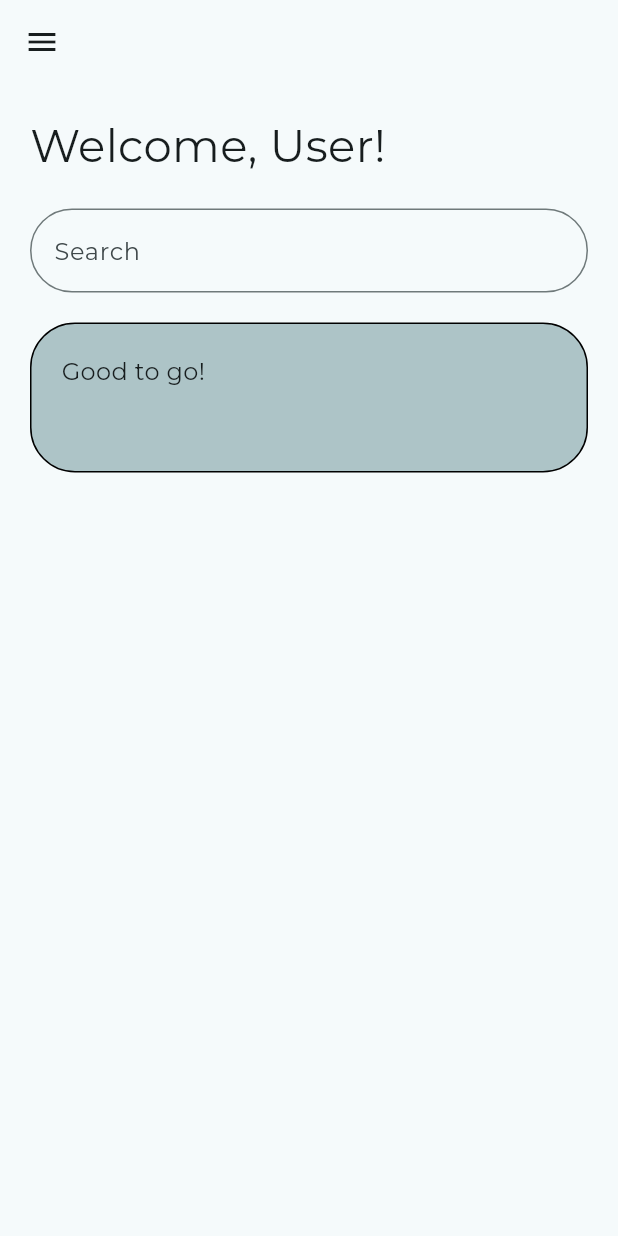
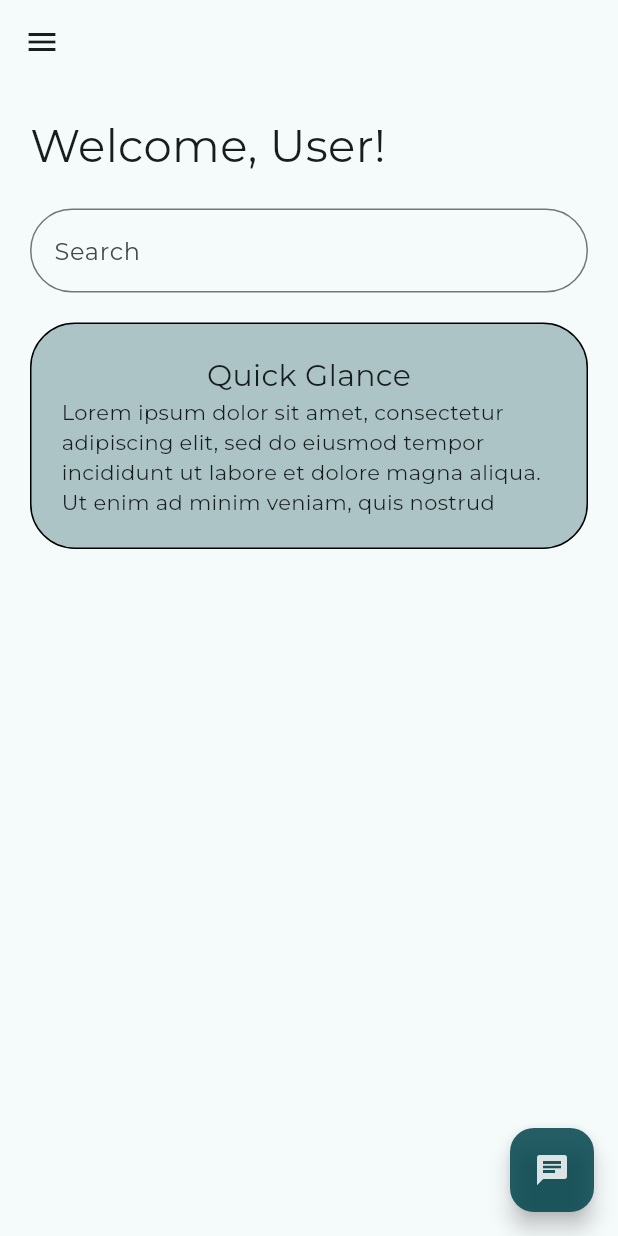
Before and after one commit to BioSyncTM/hdims_biosync, a Flutter app: the screen it shows after launch, on a phone screen of 412 x 824 dp. Run offline on Flutter 3.47's test engine with Material 3 defaults, Android fonts, the phone set to English and light mode, and no system bars; missing offline and left inert: dart:ffi; project files that could hold a hidden picture were left out.

Commit message:
Final proof of concept

```diff
--- a/lib/main.dart
+++ b/lib/main.dart
@@ -1,3 +1,5 @@
+import 'dart:ffi';
+
 import 'package:flutter/material.dart';
 import 'package:hdims_biosync/qr.dart';
 
@@ -41,6 +43,11 @@ class _MyHomePageState extends State<MyHomePage> {
   @override
   Widget build(BuildContext context) {
     return Scaffold(
+      floatingActionButton: FloatingActionButton(
+        onPressed: null,
+        backgroundColor: const Color.fromARGB(215, 0, 66, 74),
+        child: Icon(Icons.chat, color: const Color.fromARGB(215, 255, 255, 255),),
+      ),
       appBar: AppBar(
         // leading: IconButton(
         //   icon: Icon(
@@ -118,13 +125,23 @@ class _MyHomePageState extends State<MyHomePage> {
                 // Pages
                 Container(
                   child: Column(
+                    crossAxisAlignment: CrossAxisAlignment.stretch,
                     children: [
-
-                        TextButton(
-                          onPressed: null,
+                      Container(
+                          child: TextButton(
+                            onPressed: () => Navigator.pushReplacement(
+                              context,
+                              MaterialPageRoute(
+                                builder: (BuildContext context) => super.widget
+                              )
+                          ),
                             child: Text(
                               "Home",
+                              style: TextStyle(
+                                color: Color.fromARGB(215, 0, 66, 74),
+                              ),
                             )
+                          ),
                         ),
                         TextButton(
                           onPressed: () {
@@ -191,9 +208,9 @@ class _MyHomePageState extends State<MyHomePage> {
                   children: [
                     Expanded(
                       child: Container(
+                        child: Container(
                           margin: EdgeInsets.only(left: 20, right: 20),
                           padding: EdgeInsets.all(20),
-                        height: 100,
                           decoration: BoxDecoration(
                             color: const Color.fromARGB(75, 0, 66, 74),
                             border: Border.all(
@@ -201,13 +218,29 @@ class _MyHomePageState extends State<MyHomePage> {
                             ),
                             borderRadius: BorderRadius.circular(30)
                           ),
-                        child: Text(
-                          "Good to go!",
+                          child: Column(
+                            children: [
+                              Text(
+                                "Quick Glance",
                                 style: TextStyle(
-                            fontSize: 16,
-
+                                  fontSize: 20,
+                                ),
                               ),
 
+                              ConstrainedBox(
+                                constraints: BoxConstraints(maxHeight: 80),
+                                child: SingleChildScrollView(
+                                  child: Column(
+                                    children: [
+                                      Text(
+                                        "Lorem ipsum dolor sit amet, consectetur adipiscing elit, sed do eiusmod tempor incididunt ut labore et dolore magna aliqua. Ut enim ad minim veniam, quis nostrud exercitation ullamco laboris nisi ut aliquip ex ea commodo consequat."
+                                      ),
+                                    ],
+                                  ),
+                                ),
+                              )
+                            ],
+                          ),
                         ),
                       ),
                     ),
```
Also changed, not shown: pubspec.yaml (+0 -7 lines), pubspec.lock, 5 other files. Lines whose indentation alone changed are shown as unchanged.
